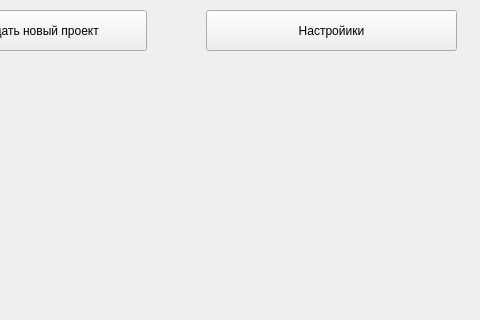
Old version of the form main.ui in the repository ThatIsDreamer/PyQTProjectManager; both pictures show x 84 to 564 and y 0 to 320 of the 564 by 893 pixel window.
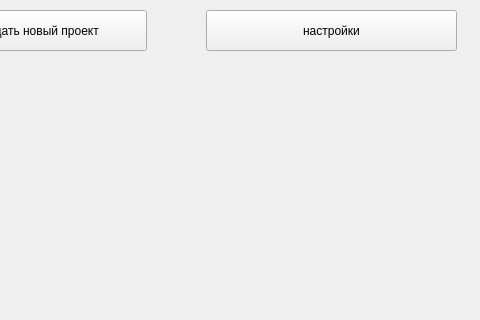
New version of the form.

Diff of the .ui file:
```diff
--- a/main.ui
+++ b/main.ui
@@ -37,7 +37,7 @@
      </rect>
     </property>
     <property name="text">
-     <string>Настройики</string>
+     <string>настройки</string>
     </property>
    </widget>
    <widget class="QWidget" name="verticalLayoutWidget">
```
